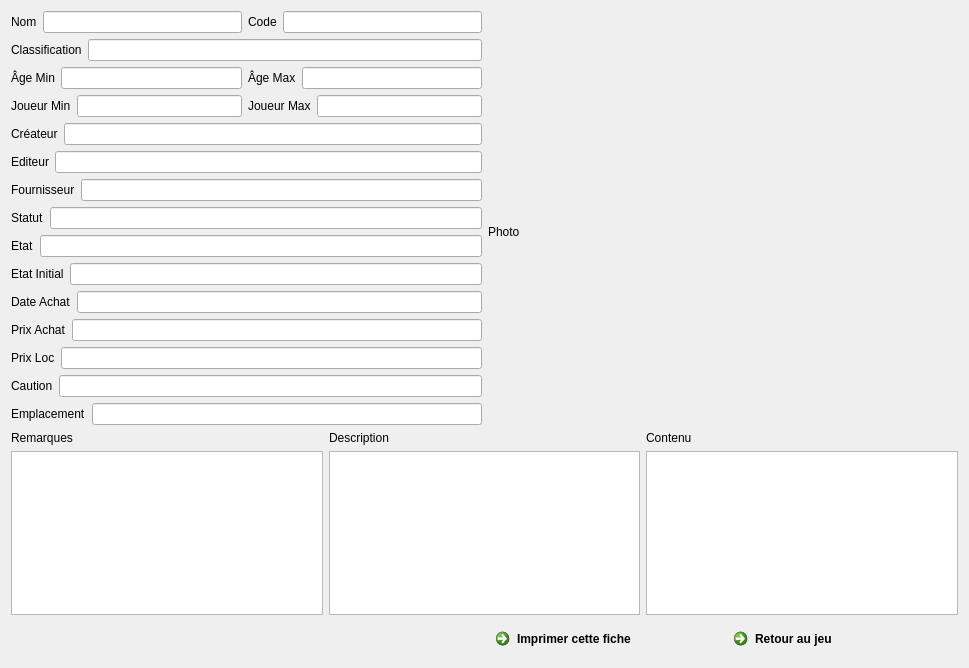
First picture: the form in f_imprimerfichecompletejeu.ui, repository nivhg/ludopen, before the edit.
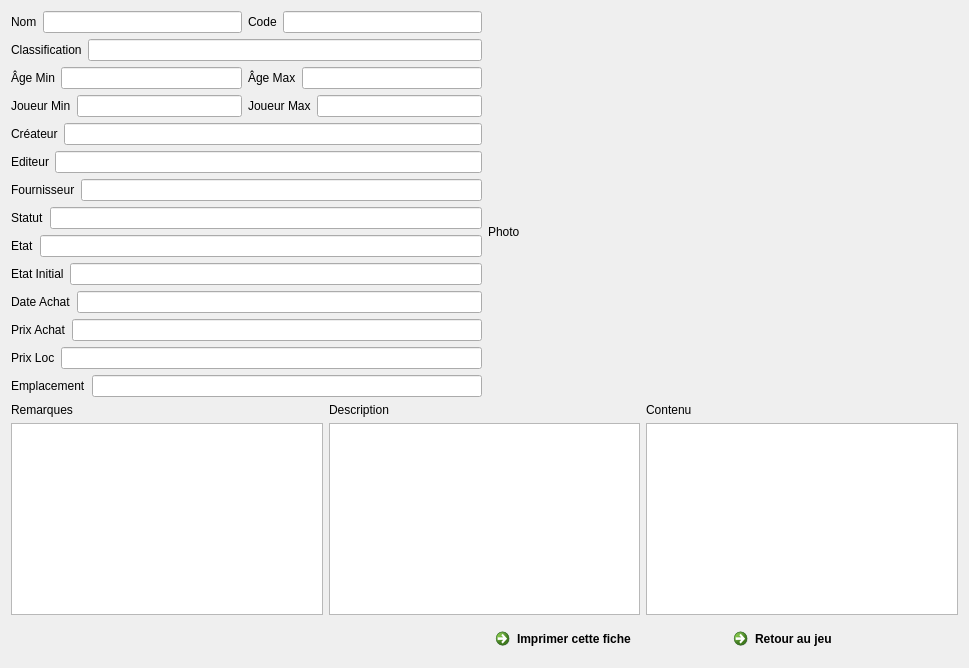
Second picture: the form after the edit. Icons and pictures are not drawn.

The edit to the form file:
```diff
--- a/f_imprimerfichecompletejeu.ui
+++ b/f_imprimerfichecompletejeu.ui
@@ -253,20 +253,6 @@
     </layout>
    </item>
    <item row="13" column="0">
-    <layout class="QHBoxLayout" name="horizontalLayout_13">
-     <item>
-      <widget class="QLabel" name="Lb_Caution">
-       <property name="text">
-        <string>Caution</string>
-       </property>
-      </widget>
-     </item>
-     <item>
-      <widget class="QLineEdit" name="LE_Caution"/>
-     </item>
-    </layout>
-   </item>
-   <item row="14" column="0">
     <layout class="QHBoxLayout" name="horizontalLayout_14">
      <item>
       <widget class="QLabel" name="Lb_Emplacement">
@@ -280,7 +266,7 @@
      </item>
     </layout>
    </item>
-   <item row="15" column="0" colspan="2">
+   <item row="14" column="0" colspan="2">
     <layout class="QHBoxLayout" name="horizontalLayout_16">
      <item>
       <layout class="QVBoxLayout" name="verticalLayout">
```
Left out of the diff: 2 changed lines with no effect on the pictures.
